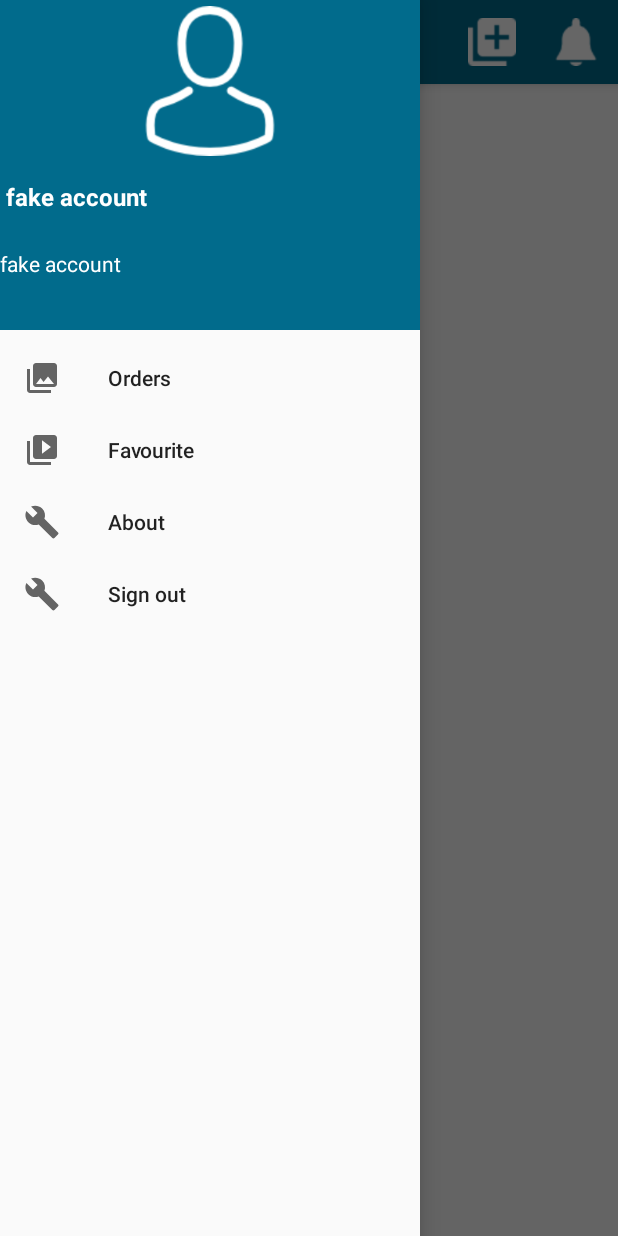
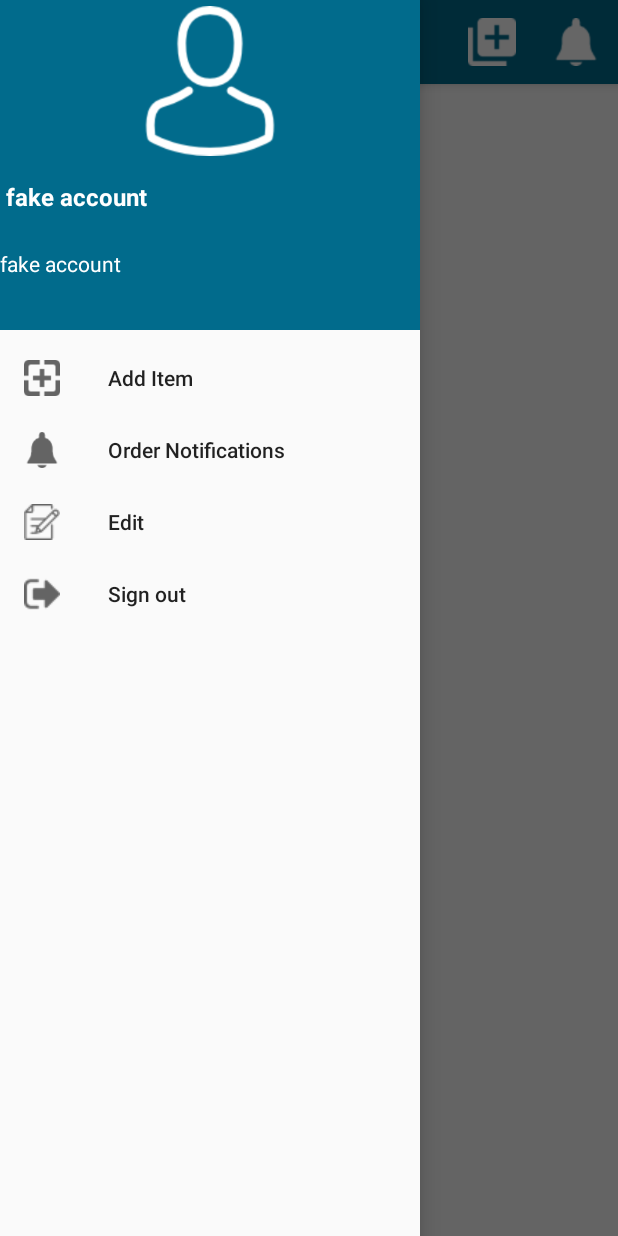
Before and after one commit to Mohammedkhaled95/MarketPlace, an Android app: the HomeActivity screen opened directly, with no data from a screen before it, with the side drawer open, on a phone screen of 412 x 824 dp. Run offline under Robolectric (Android 15) with nearby library versions, the phone set to English and light mode, and no system bars; our stand-ins replace Firebase (no records; nobody signed in at launch, a user with empty details on screens opened directly), Picasso; 1 statement that could not run was skipped.

Commit message:
navigation drawer body

```diff
--- a/app/src/main/res/menu/activity_home_drawer.xml
+++ b/app/src/main/res/menu/activity_home_drawer.xml
@@ -6,20 +6,20 @@
     <group android:checkableBehavior="single">
 
         <item
-            android:id="@+id/nav_orders"
-            android:icon="@drawable/ic_menu_gallery"
-            android:title="Orders" />
+            android:id="@+id/nav_add_new_item"
+            android:icon="@drawable/add"
+            android:title="Add Item" />
         <item
-            android:id="@+id/nav_favourite"
-            android:icon="@drawable/ic_menu_slideshow"
-            android:title="Favourite" />
+            android:id="@+id/nav_oder_notifications"
+            android:icon="@drawable/notification"
+            android:title="Order Notifications" />
         <item
-            android:id="@+id/nav_about"
-            android:icon="@drawable/ic_menu_manage"
-            android:title="About" />
+            android:id="@+id/nav_edit"
+            android:icon="@drawable/nav_edit_item"
+            android:title="Edit" />
         <item
             android:id="@+id/nav_sign_out"
-            android:icon="@drawable/ic_menu_manage"
+            android:icon="@drawable/sign_out"
             android:title="Sign out" />
 
     </group>
```
Also changed, not shown: app/src/main/java/com/example/khaled/shopz/HomeActivity.java (+73 -51 lines), app/src/main/res/drawable-v21/nav_edit_item.png (added), app/src/main/res/drawable-v21/sign_out.png (added).
